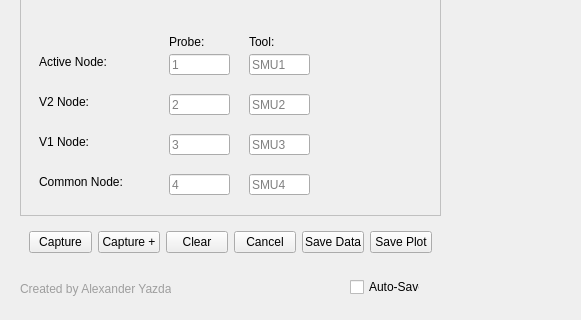
The window that DCIV_GUI_4Probe_backend.ui (Alexyazdani/GUI_Testing) describes before a commit, drawn with Qt 5; both pictures show x 0 to 581 and y 203 to 523 of the 1114 by 523 pixel window.
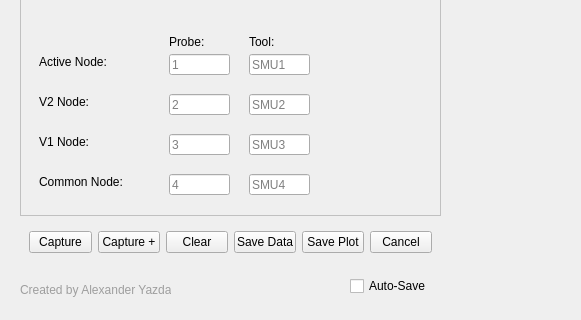
The same window after the commit.

The edit to the form file:
```diff
--- a/DCIV_GUI_4Probe_backend.ui
+++ b/DCIV_GUI_4Probe_backend.ui
@@ -538,13 +538,6 @@
            </property>
           </widget>
          </item>
-         <item>
-          <widget class="QPushButton" name="cancel_button">
-           <property name="text">
-            <string>Cancel</string>
-           </property>
-          </widget>
-         </item>
          <item>
           <widget class="QPushButton" name="save_data_button">
            <property name="text">
@@ -559,6 +552,13 @@
            </property>
           </widget>
          </item>
+         <item>
+          <widget class="QPushButton" name="cancel_button">
+           <property name="text">
+            <string>Cancel</string>
+           </property>
+          </widget>
+         </item>
         </layout>
        </widget>
       </item>
@@ -587,7 +587,7 @@
          <property name="geometry">
           <rect>
            <x>0</x>
-           <y>10</y>
+           <y>11</y>
            <width>151</width>
            <height>20</height>
           </rect>
@@ -605,8 +605,8 @@
          <property name="geometry">
           <rect>
            <x>330</x>
-           <y>8</y>
-           <width>70</width>
+           <y>7</y>
+           <width>91</width>
            <height>20</height>
           </rect>
          </property>
```
